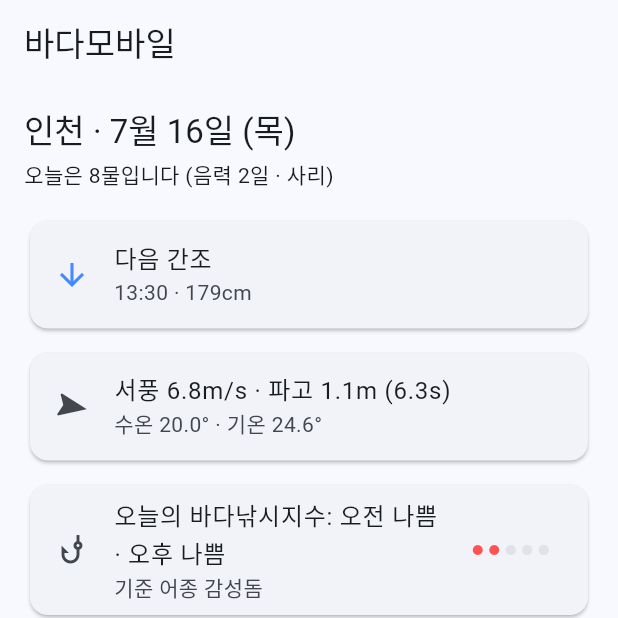
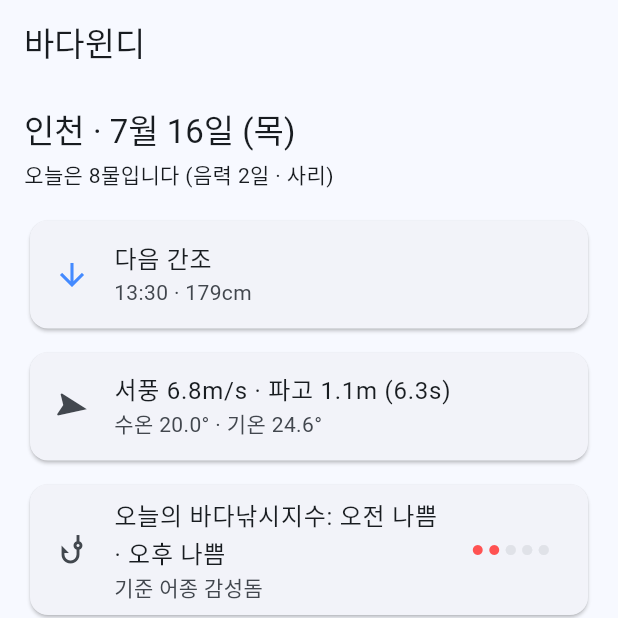
Before and after one commit to bisan74-lab/BadaMobile, a Flutter app: the screen it shows after launch, on a phone screen of 412 x 824 dp, the top half of it. Run offline on Flutter 3.47's test engine with Material 3 defaults, Android fonts, the phone set to English and light mode, and no system bars; our stand-ins replace flutter_riverpod, shared_preferences; network calls fail.

Commit message:
앱 이름을 바다윈디로 변경하고 런처 아이콘 적용
- 사용자 제작 아이콘에서 파도 마크를 정사각으로 추출해
  flutter_launcher_icons로 전체 밀도 mipmap + 어댑티브 아이콘 생성
  (배경 #07162b, 안전영역 고려한 포그라운드 별도 생성)
- 앱 표시명 변경: AndroidManifest 라벨·MaterialApp 타이틀·홈 앱바
  '바다모바일' → '바다윈디', README·테스트 갱신

Co-Authored-By: Claude Fable 5 <noreply@anthropic.com>
Claude-Session: https://claude.ai/code/session_01UwJAvLga6vHoPoML5Ts7qP

```diff
--- a/lib/app/app.dart
+++ b/lib/app/app.dart
@@ -12,7 +12,7 @@ class BadaMobileApp extends StatelessWidget {
   @override
   Widget build(BuildContext context) {
     return MaterialApp(
-      title: '바다모바일',
+      title: '바다윈디',
       debugShowCheckedModeBanner: false,
       theme: buildLightTheme(),
       darkTheme: buildDarkTheme(),
--- a/lib/features/home/presentation/home_screen.dart
+++ b/lib/features/home/presentation/home_screen.dart
@@ -30,7 +30,7 @@ class HomeScreen extends ConsumerWidget {
     );
 
     return Scaffold(
-      appBar: AppBar(title: const Text('바다모바일')),
+      appBar: AppBar(title: const Text('바다윈디')),
       body: ListView(
         padding: const EdgeInsets.all(16),
         children: [
```
Also changed, not shown: pubspec.yaml (+10 -1 lines), assets/icon/app_icon.png (added), assets/icon/app_icon_foreground.png (added), pubspec.lock, 15 other files.
